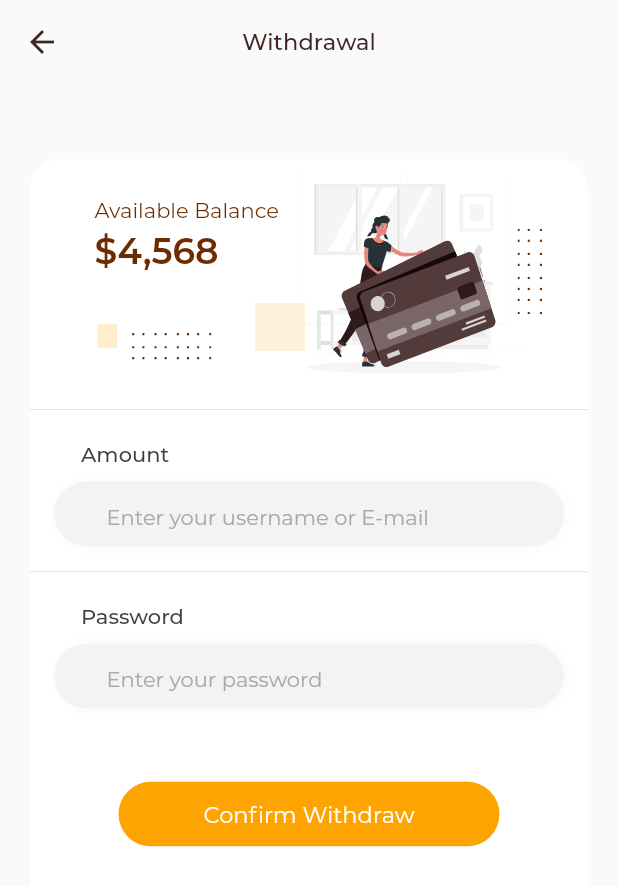
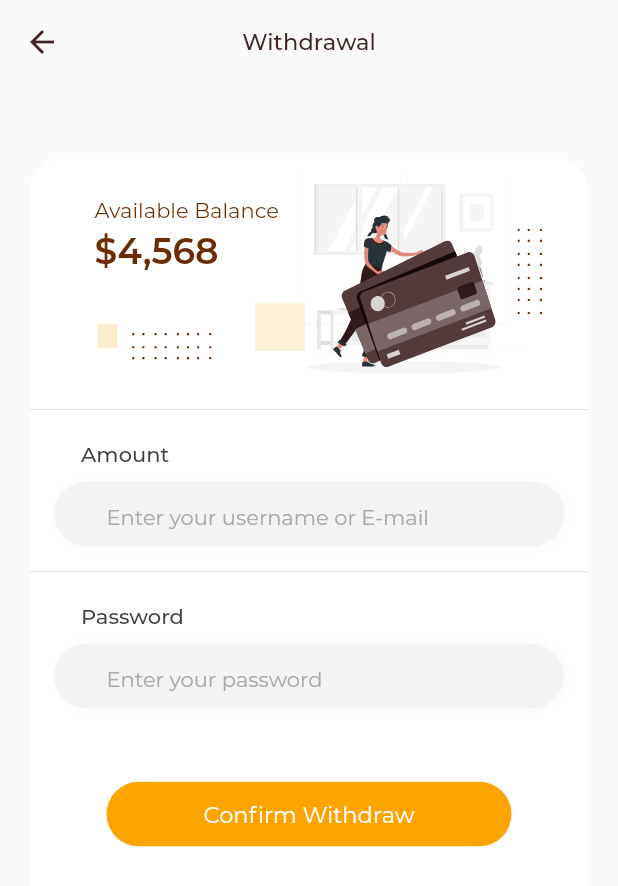
Before and after one commit to onumengine/encostay, a Flutter app: the WithdrawFundsScreen screen opened by its route, on a phone screen of 412 x 824 dp. Shown: the top 886 px of the screen. Run offline on Flutter 3.47's test engine with Material 2 defaults, Android fonts, the phone set to English and light mode, and no system bars; our stand-ins replace dartz, equatable, flutter_bloc, flutter_svg, get_it, google_nav_bar and 3 more; missing offline and left inert: flutter_rounded_date_picker; project files that could hold a hidden picture were left out.

```diff
--- a/lib/features/host/tx_management/presentation/ui/screens/withdraw_funds_screen.dart
+++ b/lib/features/host/tx_management/presentation/ui/screens/withdraw_funds_screen.dart
@@ -180,7 +180,7 @@ class WithdrawFundsScreen extends StatelessWidget {
                 ),
                 SizedBox(height: 49),
                 Padding(
-                  padding: const EdgeInsets.symmetric(horizontal: 59),
+                  padding: const EdgeInsets.symmetric(horizontal: 51),
                   child: BrandButton(
                     child: Text(
                       'Confirm Withdraw',
@@ -190,6 +190,7 @@ class WithdrawFundsScreen extends StatelessWidget {
                         color: ColorPalette.brandWhite,
                       ),
                     ),
+                    width: screenSize.width,
                     onTap: () {},
                     color: ColorPalette.brandOrange,
                     padding: EdgeInsets.symmetric(vertical: 10, horizontal: 51),
```
